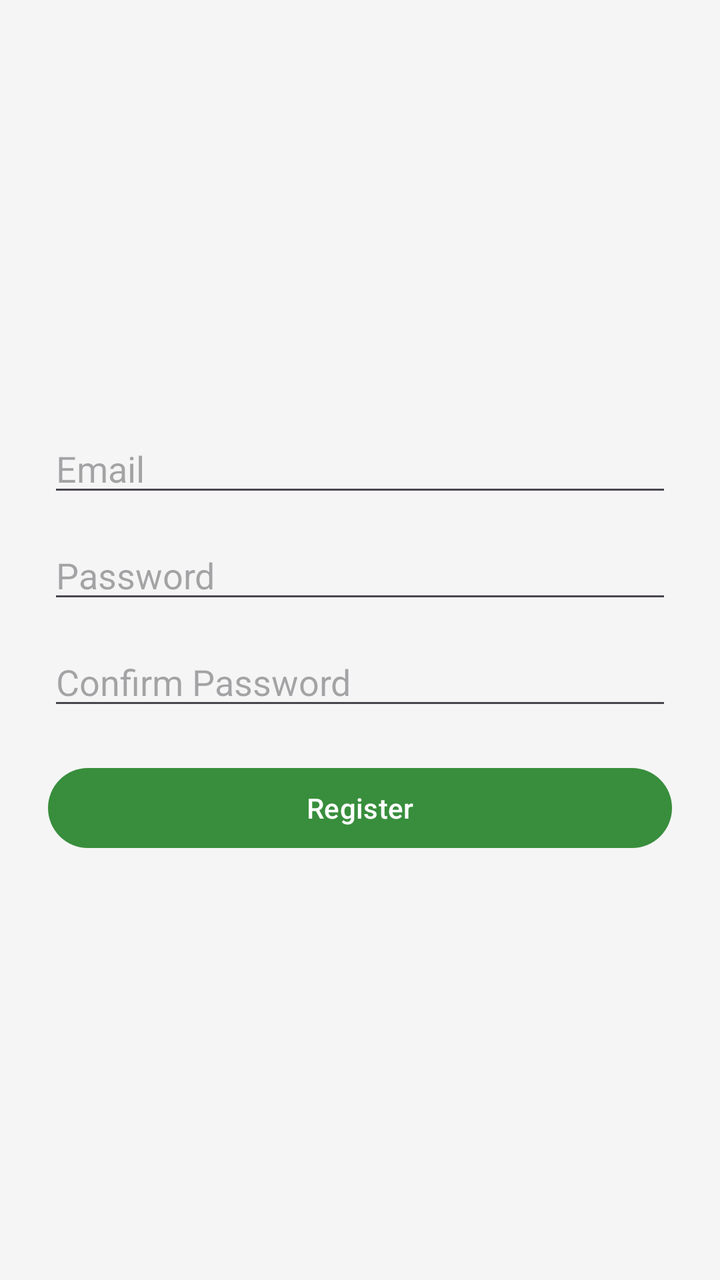
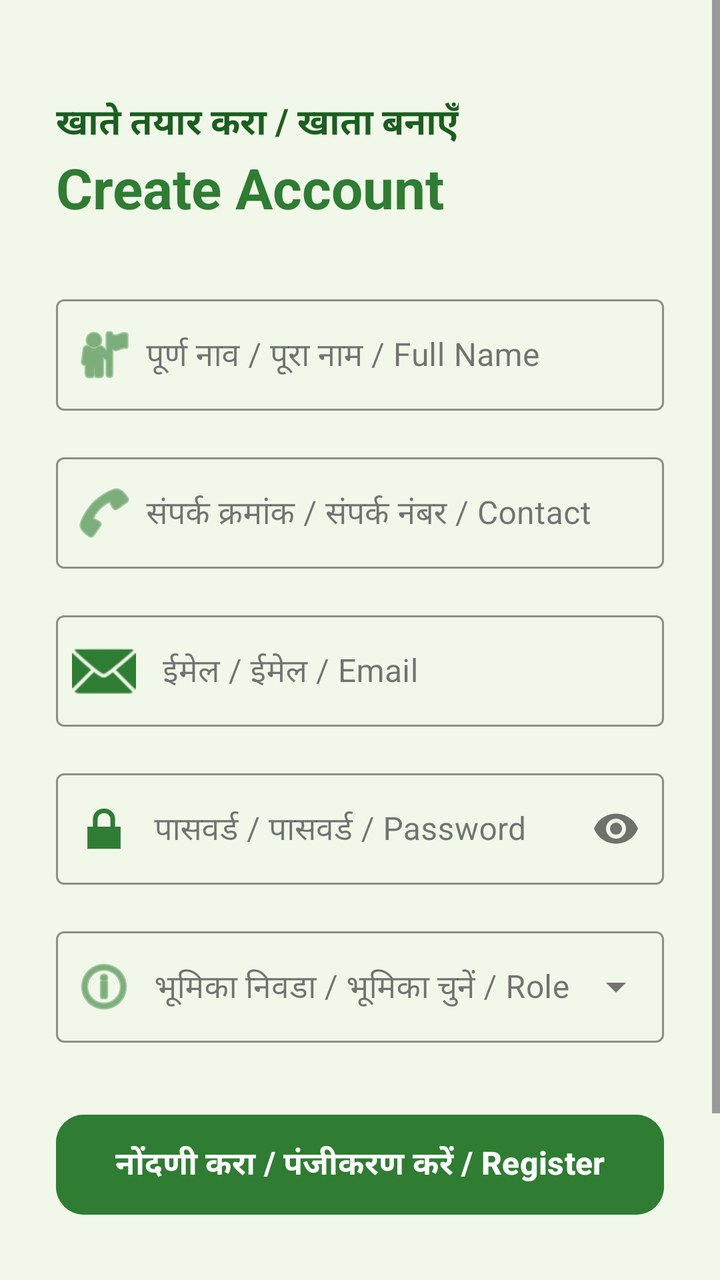

Screens rendered from an Android XML layout before and after an edit, with the pre-edit source and the edit as a unified diff.
<!-- AndroidManifest.xml: application theme Theme.AgriConnect -->
<!-- res/layout/activity_register.xml -->
<?xml version="1.0" encoding="utf-8"?>
<LinearLayout xmlns:android="http://schemas.android.com/apk/res/android"
    android:layout_width="match_parent"
    android:layout_height="match_parent"
    android:orientation="vertical"
    android:padding="24dp"
    android:gravity="center">

    <EditText
        android:id="@+id/registerEmail"
        android:layout_width="match_parent"
        android:layout_height="wrap_content"
        android:hint="Email"
        android:inputType="textEmailAddress"/>

    <EditText
        android:id="@+id/registerPassword"
        android:layout_width="match_parent"
        android:layout_height="wrap_content"
        android:hint="Password"
        android:inputType="textPassword"
        android:layout_marginTop="12dp"/>

    <EditText
        android:id="@+id/registerConfirmPassword"
        android:layout_width="match_parent"
        android:layout_height="wrap_content"
        android:hint="Confirm Password"
        android:inputType="textPassword"
        android:layout_marginTop="12dp"/>

    <Button
        android:id="@+id/registerBtn"
        android:layout_width="match_parent"
        android:layout_height="wrap_content"
        android:text="Register"
        android:layout_marginTop="20dp"/>
</LinearLayout>
<!-- resources referenced by this layout -->
<resources>
  <style name="Theme.AgriConnect" parent="Theme.Material3.DayNight.NoActionBar">
  
          
          <item name="colorPrimary">@color/successGreen</item>
          <item name="colorOnPrimary">@color/white</item>
  
          
          <item name="colorSecondary">@color/greenAccent</item>
          <item name="colorOnSecondary">@color/white</item>
  
          
          <item name="android:colorBackground">@color/backgroundLight</item>
          <item name="colorSurface">@color/white</item>
  
          
          <item name="android:statusBarColor">@color/green</item>
  
      </style>
  <color name="successGreen">#388E3C</color>
  <color name="white">#FFFFFF</color>
  <color name="greenAccent">#66BB6A</color>
  <color name="backgroundLight">#F5F5F5</color>
  <color name="green">#4CAF50</color>
</resources>

<!-- the commit's change to res/layout/activity_register.xml (unified diff, before → after) -->
@@ -1,38 +1,164 @@
 <?xml version="1.0" encoding="utf-8"?>
-<LinearLayout xmlns:android="http://schemas.android.com/apk/res/android"
+<ScrollView xmlns:android="http://schemas.android.com/apk/res/android"
+    xmlns:app="http://schemas.android.com/apk/res-auto"
     android:layout_width="match_parent"
     android:layout_height="match_parent"
-    android:orientation="vertical"
-    android:padding="24dp"
-    android:gravity="center">
+    android:background="#F1F8E9"
+    android:fillViewport="true">
 
-    <EditText
-        android:id="@+id/registerEmail"
+    <LinearLayout
         android:layout_width="match_parent"
         android:layout_height="wrap_content"
-        android:hint="Email"
-        android:inputType="textEmailAddress"/>
+        android:orientation="vertical"
+        android:padding="28dp">
 
-    <EditText
-        android:id="@+id/registerPassword"
-        android:layout_width="match_parent"
-        android:layout_height="wrap_content"
-        android:hint="Password"
-        android:inputType="textPassword"
-        android:layout_marginTop="12dp"/>
+        <LinearLayout
+            android:layout_width="match_parent"
+            android:layout_height="wrap_content"
+            android:orientation="vertical"
+            android:layout_marginTop="20dp"
+            android:layout_marginBottom="32dp">
 
-    <EditText
-        android:id="@+id/registerConfirmPassword"
-        android:layout_width="match_parent"
-        android:layout_height="wrap_content"
-        android:hint="Confirm Password"
-        android:inputType="textPassword"
-        android:layout_marginTop="12dp"/>
+            <TextView
+                android:layout_width="wrap_content"
+                android:layout_height="wrap_content"
+                android:text="खाते तयार करा / खाता बनाएँ"
+                android:textColor="#1B5E20"
+                android:textSize="18sp"
+                android:textStyle="bold" />
 
-    <Button
-        android:id="@+id/registerBtn"
-        android:layout_width="match_parent"
-        android:layout_height="wrap_content"
-        android:text="Register"
-        android:layout_marginTop="20dp"/>
-</LinearLayout>
+            <TextView
+                android:layout_width="wrap_content"
+                android:layout_height="wrap_content"
+                android:text="Create Account"
+                android:textColor="#2E7D32"
+                android:textSize="28sp"
+                android:textStyle="bold" />
+        </LinearLayout>
+
+        <com.google.android.material.textfield.TextInputLayout
+            android:id="@+id/tilName"
+            style="@style/Widget.MaterialComponents.TextInputLayout.OutlinedBox"
+            android:layout_width="match_parent"
+            android:layout_height="wrap_content"
+            android:layout_marginBottom="18dp"
+            android:hint="       पूर्ण नाव / पूरा नाम / Full Name"
+            app:boxStrokeColor="#2E7D32"
+            app:hintTextColor="#1B5E20"
+            app:startIconDrawable="@android:drawable/ic_menu_myplaces"
+            app:startIconTint="#2E7D32">
+
+            <com.google.android.material.textfield.TextInputEditText
+                android:id="@+id/etFullName"
+                android:layout_width="match_parent"
+                android:layout_height="wrap_content"
+                android:inputType="textPersonName"
+                android:textColor="#212121" />
+        </com.google.android.material.textfield.TextInputLayout>
+
+        <com.google.android.material.textfield.TextInputLayout
+            android:id="@+id/tilContact"
+            style="@style/Widget.MaterialComponents.TextInputLayout.OutlinedBox"
+            android:layout_width="match_parent"
+            android:layout_height="wrap_content"
+            android:layout_marginBottom="18dp"
+            android:hint="       संपर्क क्रमांक / संपर्क नंबर / Contact"
+            app:boxStrokeColor="#2E7D32"
+            app:hintTextColor="#1B5E20"
+            app:startIconDrawable="@android:drawable/ic_menu_call"
+            app:startIconTint="#2E7D32">
+
+            <com.google.android.material.textfield.TextInputEditText
+                android:id="@+id/etContactNumber"
+                android:layout_width="match_parent"
+                android:layout_height="wrap_content"
+                android:inputType="phone" />
+        </com.google.android.material.textfield.TextInputLayout>
+
+        <com.google.android.material.textfield.TextInputLayout
+            android:id="@+id/tilEmail"
+            style="@style/Widget.MaterialComponents.TextInputLayout.OutlinedBox"
+            android:layout_width="match_parent"
+            android:layout_height="wrap_content"
+            android:layout_marginBottom="18dp"
+            android:hint="         ईमेल / ईमेल / Email"
+            app:boxStrokeColor="#2E7D32"
+            app:hintTextColor="#1B5E20"
+            app:startIconDrawable="@android:drawable/ic_dialog_email"
+            app:startIconTint="#2E7D32">
+
+            <com.google.android.material.textfield.TextInputEditText
+                android:id="@+id/etEmail"
+                android:layout_width="match_parent"
+                android:layout_height="wrap_content"
+                android:inputType="textEmailAddress" />
+        </com.google.android.material.textfield.TextInputLayout>
+
+        <com.google.android.material.textfield.TextInputLayout
+            android:id="@+id/tilPassword"
+            style="@style/Widget.MaterialComponents.TextInputLayout.OutlinedBox"
+            android:layout_width="match_parent"
+            android:layout_height="wrap_content"
+            android:layout_marginBottom="18dp"
+            android:hint="        पासवर्ड / पासवर्ड / Password"
+            app:boxStrokeColor="#2E7D32"
+            app:hintTextColor="#1B5E20"
+            app:passwordToggleEnabled="true"
+            app:startIconDrawable="@android:drawable/ic_lock_lock"
+            app:startIconTint="#2E7D32">
+
+            <com.google.android.material.textfield.TextInputEditText
+                android:id="@+id/etPassword"
+                android:layout_width="match_parent"
+                android:layout_height="wrap_content"
+                android:inputType="textPassword" />
+        </com.google.android.material.textfield.TextInputLayout>
+
+        <com.google.android.material.textfield.TextInputLayout
+            android:id="@+id/tilRole"
+            style="@style/Widget.MaterialComponents.TextInputLayout.OutlinedBox.ExposedDropdownMenu"
+            android:layout_width="match_parent"
+            android:layout_height="wrap_content"
+            android:layout_marginBottom="32dp"
+            android:hint="        भूमिका निवडा / भूमिका चुनें / Role"
+            app:boxStrokeColor="#2E7D32"
+            app:hintTextColor="#1B5E20"
+            app:startIconDrawable="@android:drawable/ic_menu_info_details"
+            app:startIconTint="#2E7D32">
+
+            <AutoCompleteTextView
+                android:id="@+id/roleDropdown"
+                android:layout_width="match_parent"
+                android:layout_height="wrap_content"
+                android:focusable="false"
+                android:inputType="none"
+                android:cursorVisible="false" />
+        </com.google.android.material.textfield.TextInputLayout>
+
+        <Button
+            android:id="@+id/btnRegister"
+            android:layout_width="match_parent"
+            android:layout_height="58dp"
+            android:text="नोंदणी करा / पंजीकरण करें / Register"
+            android:textAllCaps="false"
+            android:textSize="16sp"
+            android:textStyle="bold"
+            android:backgroundTint="#2E7D32"
+            app:cornerRadius="14dp"
+            android:elevation="4dp" />
+
+        <TextView
+            android:id="@+id/tvLoginRedirect"
+            android:layout_width="wrap_content"
+            android:layout_height="wrap_content"
+            android:layout_gravity="center"
+            android:layout_marginTop="24dp"
+            android:padding="10dp"
+            android:text="आधीच खाते आहे? लॉगिन करा\nपहले से ही एक खाता है? लॉगिन करें\nAlready have an account? Login"
+            android:textColor="#1B5E20"
+            android:textStyle="bold"
+            android:gravity="center"
+            android:textSize="13sp" />
+
+    </LinearLayout>
+</ScrollView>
